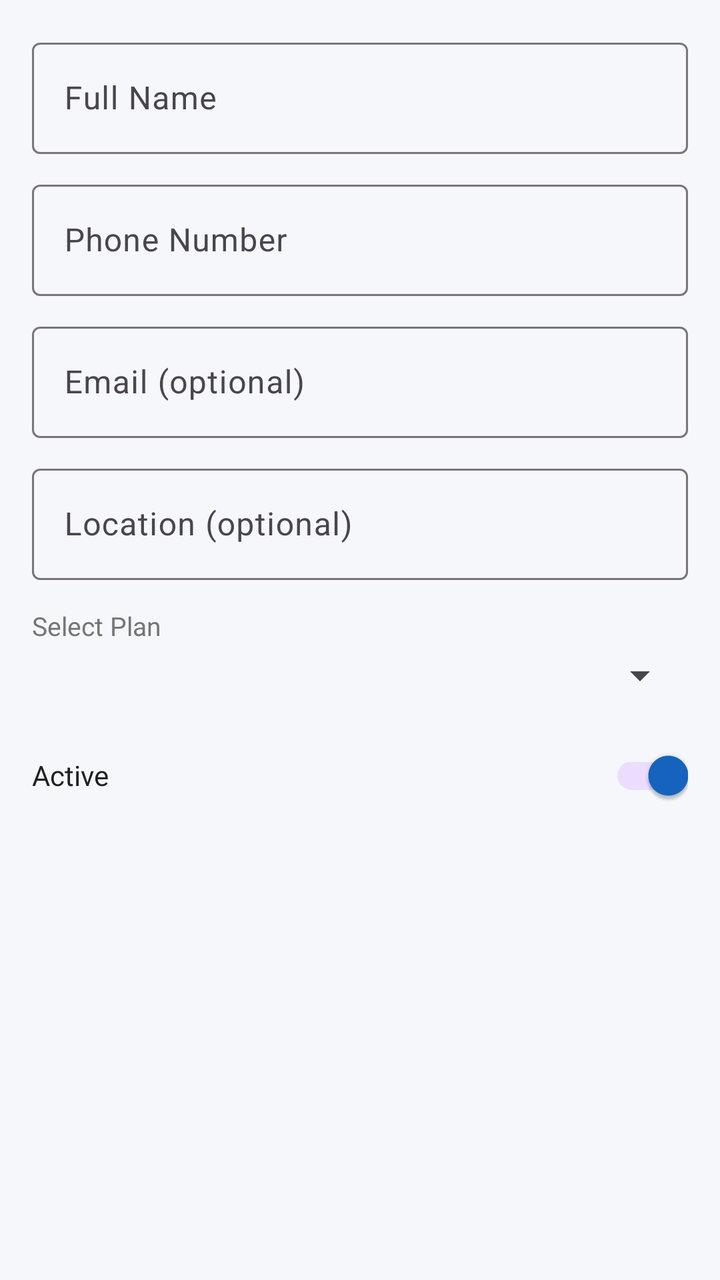
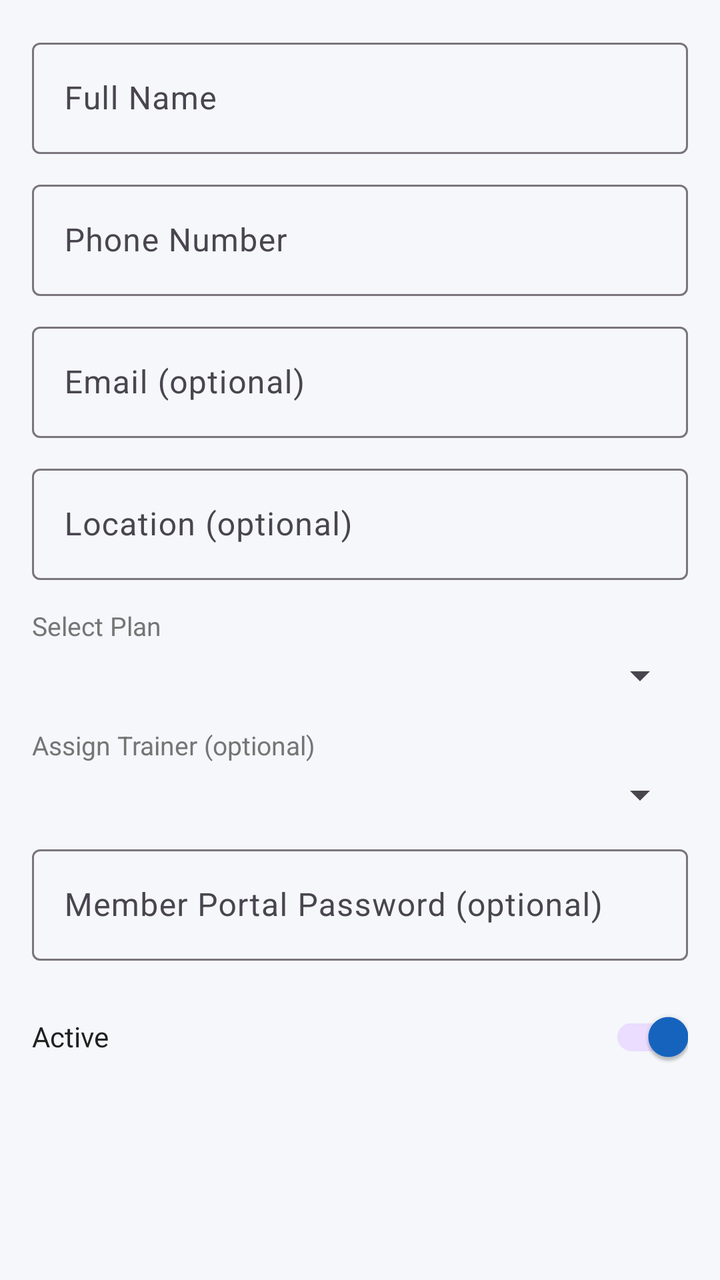

An Android layout rendered at two revisions. The XML below is the earlier revision; the diff shows what the commit changed to produce the second picture.
<!-- AndroidManifest.xml: application theme Theme.GymManagement -->
<!-- res/layout/dialog_add_member.xml -->
<?xml version="1.0" encoding="utf-8"?>

<ScrollView
    xmlns:android="http://schemas.android.com/apk/res/android"
    android:layout_width="match_parent"
    android:layout_height="wrap_content">

    <LinearLayout
        android:layout_width="match_parent"
        android:layout_height="wrap_content"
        android:orientation="vertical"
        android:padding="16dp">

        <com.google.android.material.textfield.TextInputLayout
            android:layout_width="match_parent"
            android:layout_height="wrap_content"
            android:hint="@string/hint_full_name"
            style="@style/Widget.Material3.TextInputLayout.OutlinedBox">
            <com.google.android.material.textfield.TextInputEditText
                android:id="@+id/etFullName"
                android:layout_width="match_parent"
                android:layout_height="wrap_content"
                android:inputType="textPersonName"
                android:imeOptions="actionNext" />
        </com.google.android.material.textfield.TextInputLayout>

        <com.google.android.material.textfield.TextInputLayout
            android:layout_width="match_parent"
            android:layout_height="wrap_content"
            android:layout_marginTop="10dp"
            android:hint="@string/hint_phone"
            style="@style/Widget.Material3.TextInputLayout.OutlinedBox">
            <com.google.android.material.textfield.TextInputEditText
                android:id="@+id/etPhone"
                android:layout_width="match_parent"
                android:layout_height="wrap_content"
                android:inputType="phone"
                android:imeOptions="actionNext" />
        </com.google.android.material.textfield.TextInputLayout>

        <com.google.android.material.textfield.TextInputLayout
            android:layout_width="match_parent"
            android:layout_height="wrap_content"
            android:layout_marginTop="10dp"
            android:hint="@string/hint_email"
            style="@style/Widget.Material3.TextInputLayout.OutlinedBox">
            <com.google.android.material.textfield.TextInputEditText
                android:id="@+id/etEmail"
                android:layout_width="match_parent"
                android:layout_height="wrap_content"
                android:inputType="textEmailAddress"
                android:imeOptions="actionNext" />
        </com.google.android.material.textfield.TextInputLayout>

        <com.google.android.material.textfield.TextInputLayout
            android:layout_width="match_parent"
            android:layout_height="wrap_content"
            android:layout_marginTop="10dp"
            android:hint="@string/hint_location"
            style="@style/Widget.Material3.TextInputLayout.OutlinedBox">
            <com.google.android.material.textfield.TextInputEditText
                android:id="@+id/etLocation"
                android:layout_width="match_parent"
                android:layout_height="wrap_content"
                android:inputType="textPostalAddress"
                android:imeOptions="actionDone" />
        </com.google.android.material.textfield.TextInputLayout>

        <TextView
            android:layout_width="wrap_content"
            android:layout_height="wrap_content"
            android:layout_marginTop="14dp"
            android:text="@string/label_select_plan"
            android:textColor="@color/text_secondary"
            android:textSize="13sp" />

        <Spinner
            android:id="@+id/spinnerPlan"
            android:layout_width="match_parent"
            android:layout_height="wrap_content"
            android:layout_marginTop="4dp" />

        <LinearLayout
            android:layout_width="match_parent"
            android:layout_height="wrap_content"
            android:layout_marginTop="14dp"
            android:gravity="center_vertical"
            android:orientation="horizontal">

            <TextView
                android:layout_width="0dp"
                android:layout_height="wrap_content"
                android:layout_weight="1"
                android:text="@string/label_active_switch"
                android:textColor="@color/text_primary" />

            <com.google.android.material.switchmaterial.SwitchMaterial
                android:id="@+id/switchActive"
                android:layout_width="wrap_content"
                android:layout_height="wrap_content"
                android:checked="true" />
        </LinearLayout>

    </LinearLayout>
</ScrollView>
<!-- resources referenced by this layout -->
<resources>
  <color name="text_primary">#212121</color>
  <color name="text_secondary">#757575</color>
  <string name="hint_email">Email (optional)</string>
  <string name="hint_full_name">Full Name</string>
  <string name="hint_location">Location (optional)</string>
  <string name="hint_phone">Phone Number</string>
  <string name="label_active_switch">Active</string>
  <string name="label_select_plan">Select Plan</string>
  <style name="Theme.GymManagement" parent="Theme.Material3.Light.NoActionBar">
          <item name="colorPrimary">@color/primary</item>
          <item name="colorPrimaryDark">@color/primary_dark</item>
          <item name="colorAccent">@color/accent</item>
          <item name="android:windowBackground">@color/surface</item>
      </style>
  <color name="primary">#1565C0</color>
  <color name="primary_dark">#003c8f</color>
  <color name="accent">#FF6F00</color>
  <color name="surface">#F5F7FA</color>
</resources>

<!-- the commit's change to res/layout/dialog_add_member.xml (unified diff, before → after) -->
@@ -80,6 +80,36 @@
             android:layout_height="wrap_content"
             android:layout_marginTop="4dp" />
 
+        
+        <TextView
+            android:layout_width="wrap_content"
+            android:layout_height="wrap_content"
+            android:layout_marginTop="14dp"
+            android:text="Assign Trainer (optional)"
+            android:textColor="@color/text_secondary"
+            android:textSize="13sp" />
+
+        <Spinner
+            android:id="@+id/spinnerTrainer"
+            android:layout_width="match_parent"
+            android:layout_height="wrap_content"
+            android:layout_marginTop="4dp" />
+
+        
+        <com.google.android.material.textfield.TextInputLayout
+            android:layout_width="match_parent"
+            android:layout_height="wrap_content"
+            android:layout_marginTop="10dp"
+            android:hint="Member Portal Password (optional)"
+            style="@style/Widget.Material3.TextInputLayout.OutlinedBox">
+            <com.google.android.material.textfield.TextInputEditText
+                android:id="@+id/etPassword"
+                android:layout_width="match_parent"
+                android:layout_height="wrap_content"
+                android:inputType="textPassword"
+                android:imeOptions="actionDone" />
+        </com.google.android.material.textfield.TextInputLayout>
+
         <LinearLayout
             android:layout_width="match_parent"
             android:layout_height="wrap_content"
